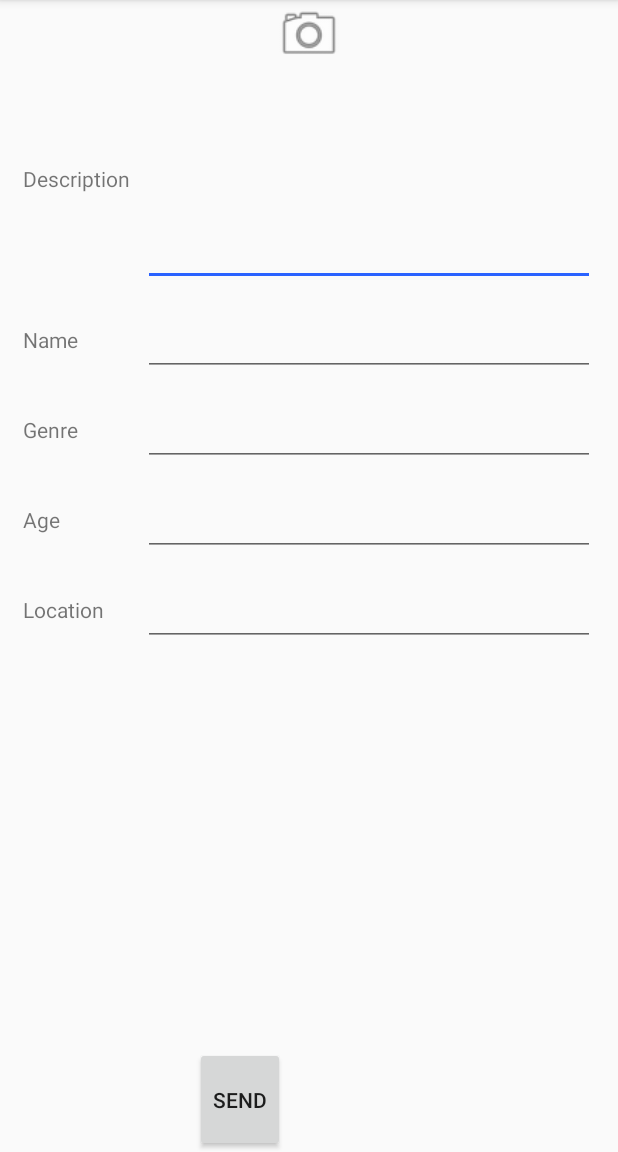
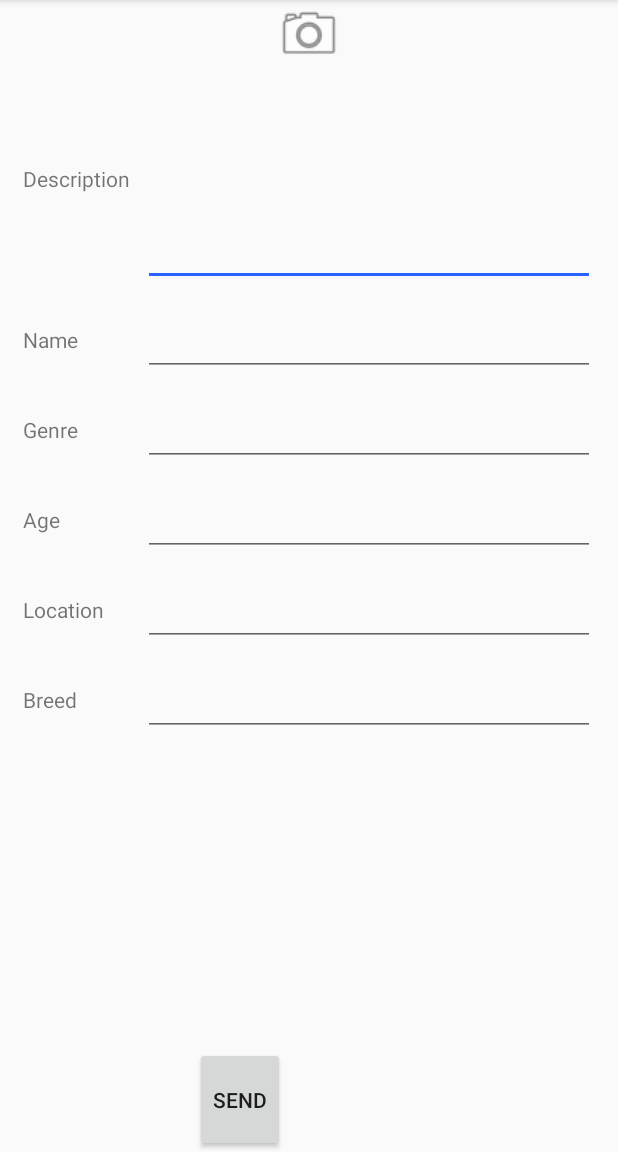
Before and after one commit to UNChirri/Appdoptame, an Android app: the PostActivity screen opened directly, with no data from a screen before it, on a phone screen of 412 x 824 dp, the part 84-1236 px from its top. Run offline under Robolectric (Android 15) with nearby library versions, the phone set to English and light mode, and no system bars; our stand-ins replace Firebase (no records; nobody signed in at launch, a user with empty details on screens opened directly); libraries missing offline, so code that uses them is left out: com.facebook, com.facebook.login; 1 statement that could not run was skipped.

Commit message:
Merge branch 'Develop' of /home/jufarangoma/Documents/Appdoptame with conflicts.

```diff
--- a/app/src/main/res/layout/upload_post.xml
+++ b/app/src/main/res/layout/upload_post.xml
@@ -116,6 +116,26 @@
 
     </LinearLayout>
 
+
+    <LinearLayout
+        style="@style/Padding"
+        android:id="@+id/breed"
+        android:layout_width="match_parent"
+        android:layout_height="wrap_content"
+        android:layout_below="@+id/location">
+
+        <TextView
+            android:layout_width="@dimen/tv_width_post"
+            android:layout_height="@dimen/et_height_post"
+            android:text="@string/breed"/>
+
+        <EditText
+            android:id="@+id/et_breed"
+            android:layout_width="match_parent"
+            android:layout_height="@dimen/et_height_post"/>
+
+    </LinearLayout>
+
     <LinearLayout
         android:id="@+id/send_button"
         android:layout_width="match_parent"
@@ -135,4 +155,5 @@
     </LinearLayout>
 
 
+
 </RelativeLayout>
--- a/app/src/main/res/values/strings.xml
+++ b/app/src/main/res/values/strings.xml
@@ -24,4 +24,5 @@
     <string name="action_settings">Settings</string>
     <string name="prof">Profile</string>
     <string name="logout">Logout</string>
+    <string name="breed">Breed</string>
 </resources>
--- a/app/src/main/res/values/styles.xml
+++ b/app/src/main/res/values/styles.xml
@@ -23,4 +23,10 @@
         <item name="android:layout_marginTop">10dp</item>
     </style>
 
+    <style name="Padding">
+        <item name="android:layout_marginLeft">15dp</item>
+        <item name="android:layout_marginRight">15dp</item>
+        <item name="android:layout_marginTop">10dp</item>
+    </style>
+
 </resources>
```
